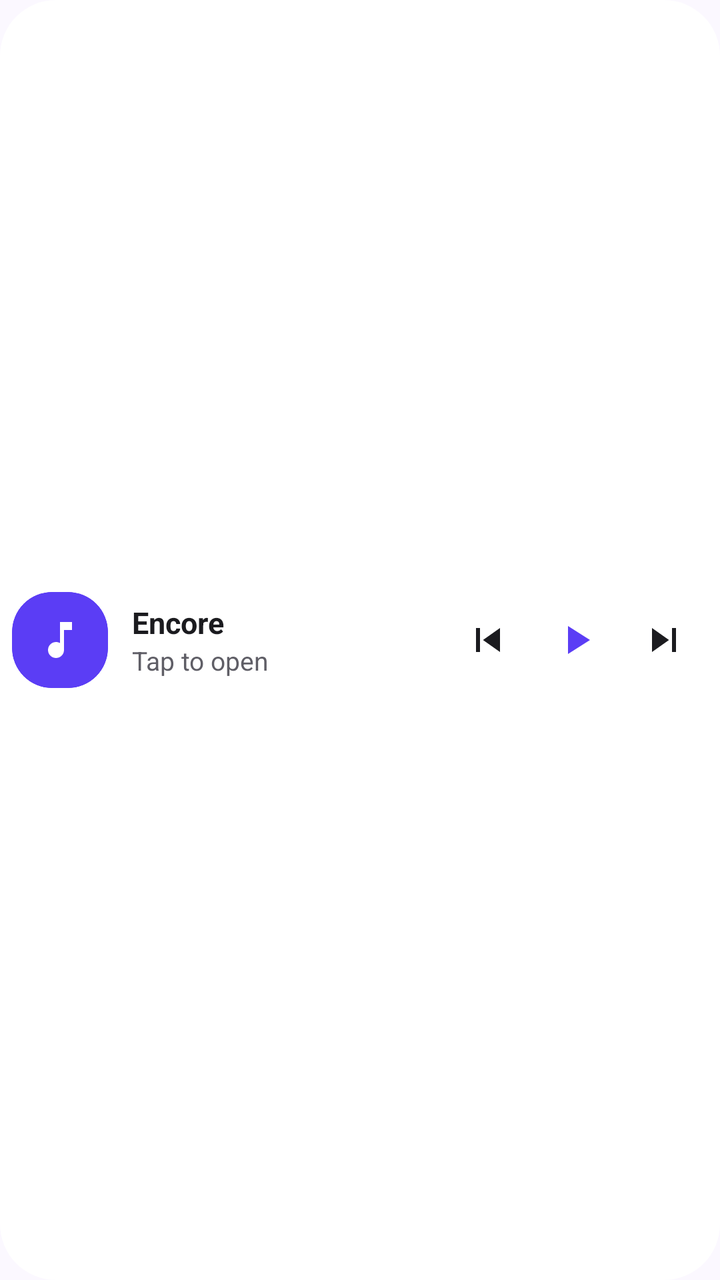
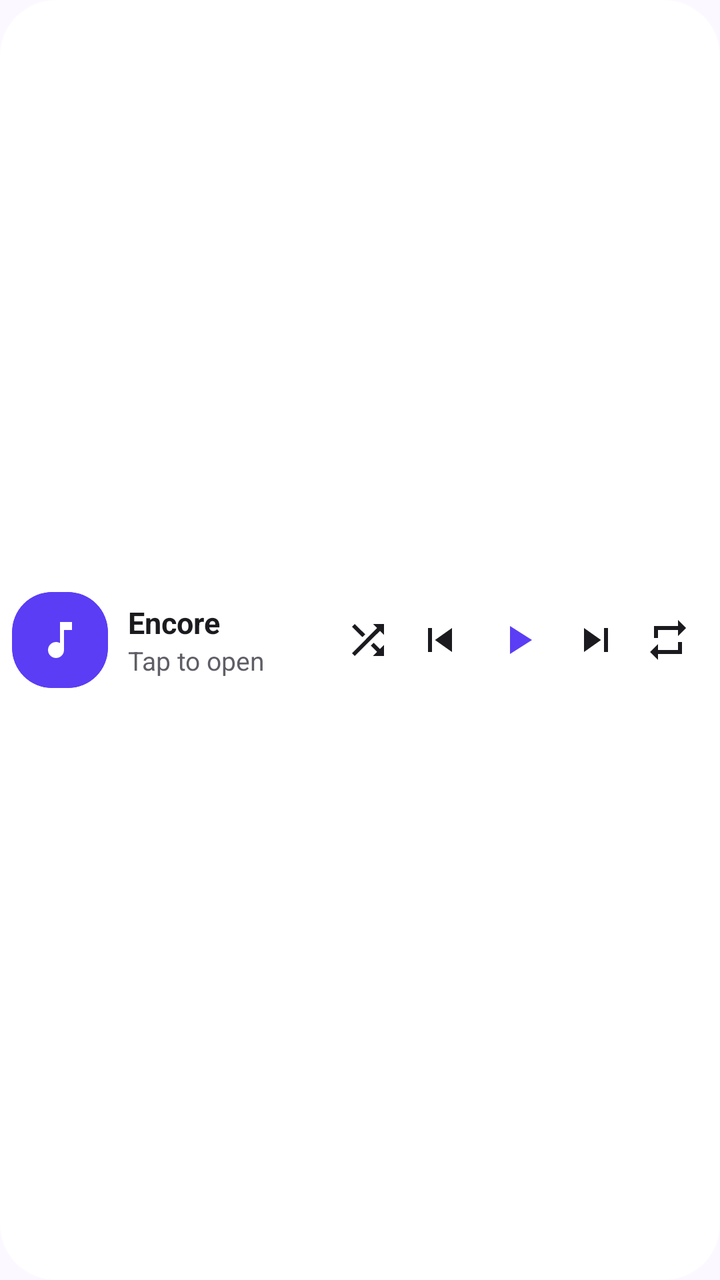

Screens rendered from an Android XML layout before and after an edit, with the pre-edit source and the edit as a unified diff.
<!-- AndroidManifest.xml: application theme Theme.Encore -->
<!-- res/layout/widget.xml -->
<?xml version="1.0" encoding="utf-8"?>
<LinearLayout xmlns:android="http://schemas.android.com/apk/res/android"
    android:id="@+id/widget_root"
    android:layout_width="match_parent"
    android:layout_height="match_parent"
    android:background="@drawable/widget_background"
    android:gravity="center_vertical"
    android:orientation="horizontal"
    android:paddingStart="6dp"
    android:paddingTop="6dp"
    android:paddingEnd="8dp"
    android:paddingBottom="6dp">

    <ImageView
        android:id="@+id/widget_art"
        android:layout_width="48dp"
        android:layout_height="48dp"
        android:background="@drawable/widget_art_background"
        android:clipToOutline="true"
        android:importantForAccessibility="no"
        android:scaleType="centerCrop"
        android:src="@drawable/widget_art_placeholder" />

    <LinearLayout
        android:id="@+id/widget_info"
        android:layout_width="0dp"
        android:layout_height="match_parent"
        android:layout_marginStart="12dp"
        android:layout_weight="1"
        android:gravity="center_vertical|start"
        android:orientation="vertical">

        <TextView
            android:id="@+id/widget_title"
            android:layout_width="match_parent"
            android:layout_height="wrap_content"
            android:ellipsize="end"
            android:maxLines="1"
            android:text="@string/app_name"
            android:textAlignment="viewStart"
            android:textColor="@color/widget_text"
            android:textSize="15sp"
            android:textStyle="bold" />

        <TextView
            android:id="@+id/widget_artist"
            android:layout_width="match_parent"
            android:layout_height="wrap_content"
            android:ellipsize="end"
            android:maxLines="1"
            android:text="@string/widget_idle"
            android:textAlignment="viewStart"
            android:textColor="@color/widget_text_secondary"
            android:textSize="13sp" />
    </LinearLayout>

    <ImageButton
        android:id="@+id/widget_previous"
        android:layout_width="40dp"
        android:layout_height="40dp"
        android:background="@drawable/widget_button_background"
        android:contentDescription="@string/action_previous"
        android:src="@drawable/ic_skip_previous"
        android:tint="@color/widget_text" />

    <ImageButton
        android:id="@+id/widget_play_pause"
        android:layout_width="44dp"
        android:layout_height="44dp"
        android:layout_marginHorizontal="2dp"
        android:background="@drawable/widget_button_background"
        android:contentDescription="@string/action_play"
        android:src="@drawable/ic_play"
        android:tint="@color/accent" />

    <ImageButton
        android:id="@+id/widget_next"
        android:layout_width="40dp"
        android:layout_height="40dp"
        android:background="@drawable/widget_button_background"
        android:contentDescription="@string/action_next"
        android:src="@drawable/ic_skip_next"
        android:tint="@color/widget_text" />
</LinearLayout>
<!-- resources referenced by this layout -->
<resources>
  <color name="accent">#5B3DF5</color>
  <color name="widget_text">#FF1B1B1F</color>
  <color name="widget_text_secondary">#FF5F5E66</color>
  <!-- drawable ic_play (drawable) -->
  <vector xmlns:android="http://schemas.android.com/apk/res/android"
      android:width="24dp"
      android:height="24dp"
      android:viewportWidth="24"
      android:viewportHeight="24">
      <path
          android:fillColor="@android:color/white"
          android:pathData="M8,5v14l11,-7z" />
  </vector>
  <!-- drawable ic_skip_next (drawable) -->
  <vector xmlns:android="http://schemas.android.com/apk/res/android"
      android:width="24dp"
      android:height="24dp"
      android:viewportWidth="24"
      android:viewportHeight="24">
      <path
          android:fillColor="@android:color/white"
          android:pathData="M6,18l8.5,-6L6,6v12zM16,6v12h2V6h-2z" />
  </vector>
  <!-- drawable ic_skip_previous (drawable) -->
  <vector xmlns:android="http://schemas.android.com/apk/res/android"
      android:width="24dp"
      android:height="24dp"
      android:viewportWidth="24"
      android:viewportHeight="24">
      <path
          android:fillColor="@android:color/white"
          android:pathData="M6,6h2v12H6zM9.5,12l8.5,6V6z" />
  </vector>
  <!-- drawable widget_art_background (drawable) -->
  <?xml version="1.0" encoding="utf-8"?>
  <shape xmlns:android="http://schemas.android.com/apk/res/android" android:shape="rectangle">
      <solid android:color="@color/accent" />
      <corners android:radius="20dp" />
  </shape>
  <!-- drawable widget_background (drawable) -->
  <?xml version="1.0" encoding="utf-8"?>
  <shape xmlns:android="http://schemas.android.com/apk/res/android" android:shape="rectangle">
      <solid android:color="@color/widget_background" />
      <corners android:radius="28dp" />
  </shape>
  <!-- drawable widget_button_background (drawable) -->
  <?xml version="1.0" encoding="utf-8"?>
  <ripple xmlns:android="http://schemas.android.com/apk/res/android" android:color="#33888888">
      <item android:id="@android:id/mask">
          <shape android:shape="oval">
              <solid android:color="#FFFFFFFF" />
          </shape>
      </item>
  </ripple>
  <string name="action_next">Next</string>
  <string name="action_play">Play</string>
  <string name="action_previous">Previous</string>
  <string name="app_name" translatable="false">Encore</string>
  <string name="widget_idle">Tap to open</string>
  <style name="Theme.Encore" parent="android:Theme.Material.Light.NoActionBar">
          <item name="android:windowBackground">@color/window_background</item>
          <item name="android:colorAccent">@color/accent</item>
      </style>
  <color name="widget_background">#F2FFFFFF</color>
  <color name="window_background">#FFFBF8FF</color>
  <!-- unchanged entries left out for length: 1 -->
</resources>

<!-- the commit's change to res/layout/widget.xml (unified diff, before → after) -->
@@ -25,7 +25,8 @@
         android:id="@+id/widget_info"
         android:layout_width="0dp"
         android:layout_height="match_parent"
-        android:layout_marginStart="12dp"
+        android:layout_marginStart="10dp"
+        android:layout_marginEnd="4dp"
         android:layout_weight="1"
         android:gravity="center_vertical|start"
         android:orientation="vertical">
@@ -55,9 +56,18 @@
     </LinearLayout>
 
     <ImageButton
+        android:id="@+id/widget_shuffle"
+        android:layout_width="36dp"
+        android:layout_height="36dp"
+        android:background="@drawable/widget_button_background"
+        android:contentDescription="@string/shuffle_off"
+        android:src="@drawable/ic_shuffle"
+        android:tint="@color/widget_text" />
+
+    <ImageButton
         android:id="@+id/widget_previous"
-        android:layout_width="40dp"
-        android:layout_height="40dp"
+        android:layout_width="36dp"
+        android:layout_height="36dp"
         android:background="@drawable/widget_button_background"
         android:contentDescription="@string/action_previous"
         android:src="@drawable/ic_skip_previous"
@@ -65,9 +75,8 @@
 
     <ImageButton
         android:id="@+id/widget_play_pause"
-        android:layout_width="44dp"
-        android:layout_height="44dp"
-        android:layout_marginHorizontal="2dp"
+        android:layout_width="42dp"
+        android:layout_height="42dp"
         android:background="@drawable/widget_button_background"
         android:contentDescription="@string/action_play"
         android:src="@drawable/ic_play"
@@ -75,10 +84,19 @@
 
     <ImageButton
         android:id="@+id/widget_next"
-        android:layout_width="40dp"
-        android:layout_height="40dp"
+        android:layout_width="36dp"
+        android:layout_height="36dp"
         android:background="@drawable/widget_button_background"
         android:contentDescription="@string/action_next"
         android:src="@drawable/ic_skip_next"
         android:tint="@color/widget_text" />
+
+    <ImageButton
+        android:id="@+id/widget_repeat"
+        android:layout_width="36dp"
+        android:layout_height="36dp"
+        android:background="@drawable/widget_button_background"
+        android:contentDescription="@string/repeat_off"
+        android:src="@drawable/ic_repeat"
+        android:tint="@color/widget_text" />
 </LinearLayout>
<!-- resource entries referenced after the edit -->
@@ -12,6 +12,26 @@
       <path
           android:fillColor="@android:color/white"
           android:pathData="M8,5v14l11,-7z" />
+  </vector>
+  <!-- drawable ic_repeat (drawable) -->
+  <vector xmlns:android="http://schemas.android.com/apk/res/android"
+      android:width="24dp"
+      android:height="24dp"
+      android:viewportWidth="24"
+      android:viewportHeight="24">
+      <path
+          android:fillColor="@android:color/white"
+          android:pathData="M7,7h10v3l4,-4 -4,-4v3H5v6h2V7zM17,17H7v-3l-4,4 4,4v-3h12v-6h-2v4z" />
+  </vector>
+  <!-- drawable ic_shuffle (drawable) -->
+  <vector xmlns:android="http://schemas.android.com/apk/res/android"
+      android:width="24dp"
+      android:height="24dp"
+      android:viewportWidth="24"
+      android:viewportHeight="24">
+      <path
+          android:fillColor="@android:color/white"
+          android:pathData="M10.59,9.17L5.41,4 4,5.41l5.17,5.17 1.42,-1.41zM14.5,4l2.04,2.04L4,18.59 5.41,20 17.96,7.46 20,9.5V4h-5.5zM14.83,13.41l-1.41,1.41 3.13,3.13L14.5,20H20v-5.5l-2.04,2.04 -3.13,-3.13z" />
   </vector>
   <!-- drawable ic_skip_next (drawable) -->
   <vector xmlns:android="http://schemas.android.com/apk/res/android"
@@ -58,6 +78,8 @@
   <string name="action_play">Play</string>
   <string name="action_previous">Previous</string>
   <string name="app_name" translatable="false">Encore</string>
+  <string name="repeat_off">Repeat off</string>
+  <string name="shuffle_off">Shuffle off</string>
   <string name="widget_idle">Tap to open</string>
   <style name="Theme.Encore" parent="android:Theme.Material.Light.NoActionBar">
           <item name="android:windowBackground">@color/window_background</item>
